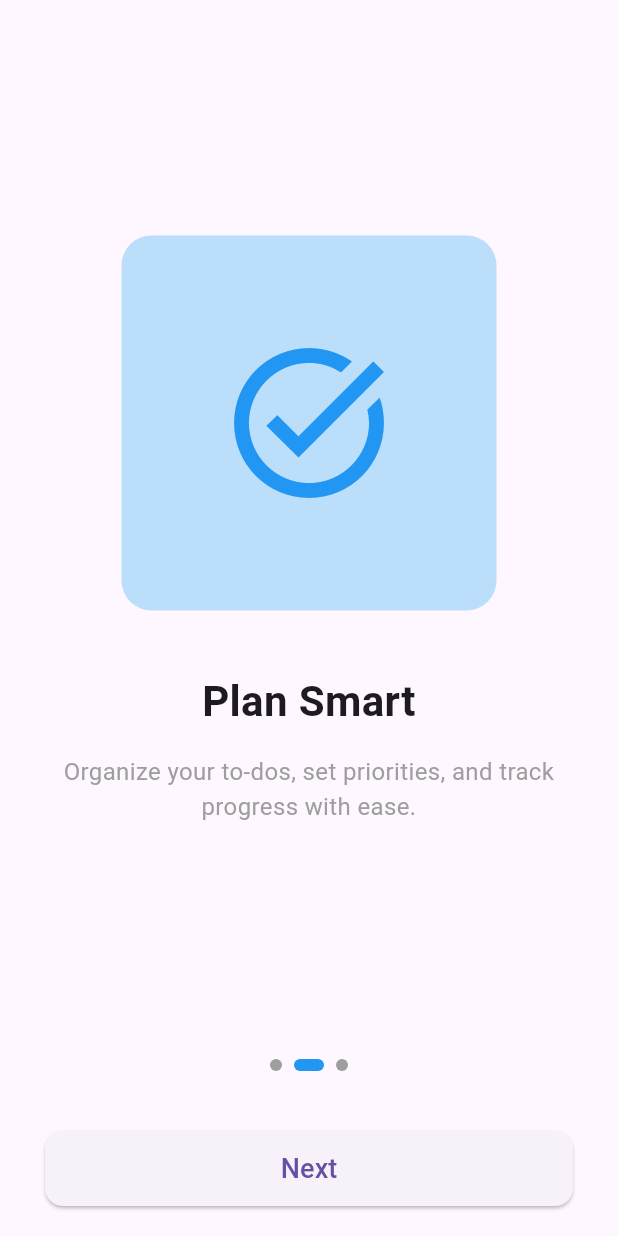
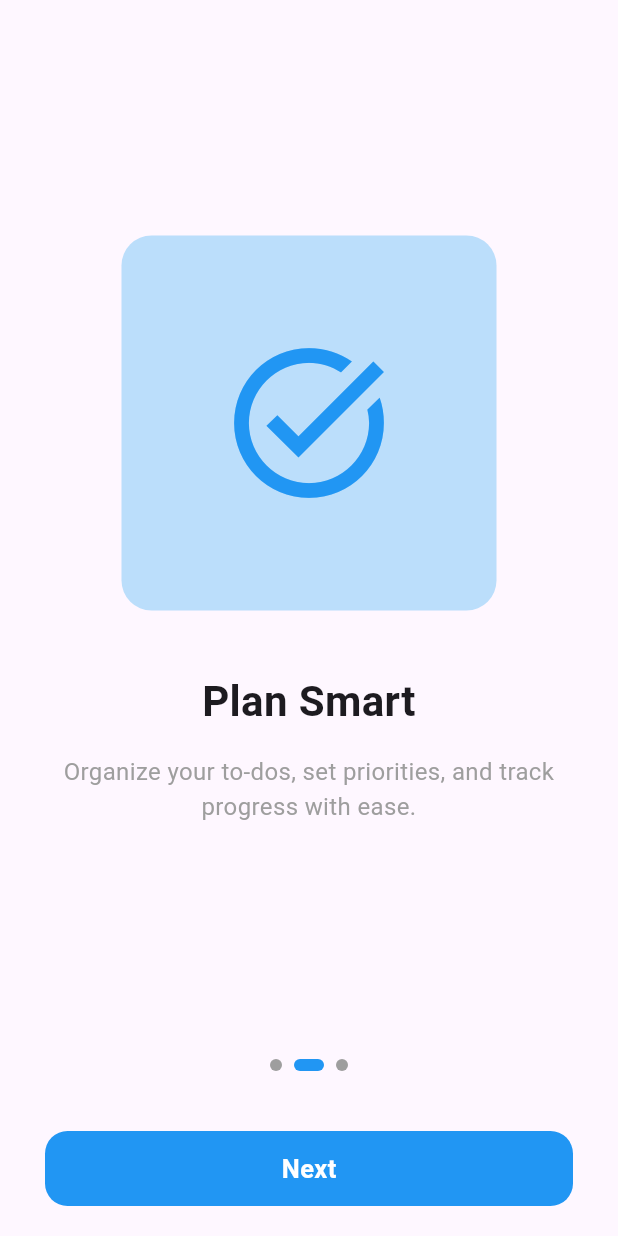
Before and after one commit to callmeCPU404/mi_task, a Flutter app: the screen it shows after launch, swiped to page 2, on a phone screen of 412 x 824 dp. Run offline on Flutter 3.47's test engine with Material 3 defaults, Android fonts, the light colour scheme and no system bars; our stand-ins replace flutter_riverpod.

Commit message:
Add CustomButton widget and refactor onboarding screen to use it

```diff
--- a/lib/screens/onboarding.dart
+++ b/lib/screens/onboarding.dart
@@ -1,5 +1,6 @@
 import 'package:flutter/material.dart';
 import 'package:mi_task/screens/homescreen.dart';
+import 'package:mi_task/widgets/custom_button.dart';
 
 
 class OnboardingScreen extends StatefulWidget {
@@ -104,34 +105,26 @@ class _OnboardingScreenState extends State<OnboardingScreen> {
             // Button
                     Padding(
             padding: const EdgeInsets.symmetric(horizontal: 30, vertical: 20),
-              child: ElevatedButton(
-                style: ElevatedButton.styleFrom(
-                  minimumSize: const Size(double.infinity, 50),
-                  shape: RoundedRectangleBorder(
-                      borderRadius: BorderRadius.circular(12)),
-                ),
-                onPressed: () {
+            child: CustomButton(
+              text: _currentPage == onboardingData.length - 1
+                  ? "Get Started"
+                  : "Next",
+              onTap: () {
                 if (_currentPage == onboardingData.length - 1) {
-                    // Navigate to Home
                   Navigator.pushReplacement(
                     context,
-                      MaterialPageRoute(
-                          builder: (_) => const Homescreen()),
+                    MaterialPageRoute(builder: (_) => const Homescreen()),
                   );
                 } else {
-                    // Move to next page
                   _pageController.nextPage(
                     duration: const Duration(milliseconds: 400),
-                        curve: Curves.easeInOut);
+                    curve: Curves.easeInOut,
+                  );
                 }
               },
-                child: Text(
-                    _currentPage == onboardingData.length - 1
-                        ? "Get Started"
-                        : "Next",
-                    style: const TextStyle(fontSize: 18)),
             ),
           ),
+
           ],
         ),
       ),
--- /dev/null
+++ b/lib/widgets/custom_button.dart
@@ -0,0 +1,41 @@
+import 'package:flutter/material.dart';
+
+class CustomButton extends StatelessWidget {
+  final String text;
+  final VoidCallback onTap;
+  final double height;
+  final double width;
+
+  const CustomButton({
+    Key? key,
+    required this.text,
+    required this.onTap,
+    this.height = 50,
+    this.width = double.infinity,
+  }) : super(key: key);
+
+  @override
+  Widget build(BuildContext context) {
+    return GestureDetector(
+      onTap: onTap,
+      child: Container(
+        height: height,
+        width: width,
+        decoration: BoxDecoration(
+          color: Colors.blue, //  Button background
+          borderRadius: BorderRadius.circular(15),
+        ),
+        child: Center(
+          child: Text(
+            text,
+            style: const TextStyle(
+              fontWeight: FontWeight.bold,
+              color: Colors.white, //  White text
+              fontSize: 17,
+            ),
+          ),
+        ),
+      ),
+    );
+  }
+}
```
Lines whose indentation alone changed are shown as unchanged.
